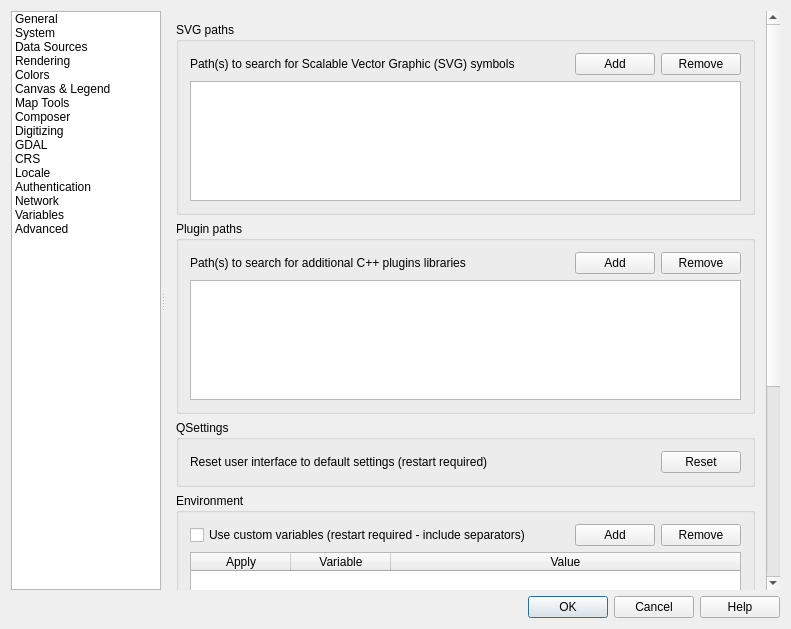
This is src/ui/qgsoptionsbase.ui in boundlessgeo/QGIS as Qt 5 draws it before an edit. The edited form follows.
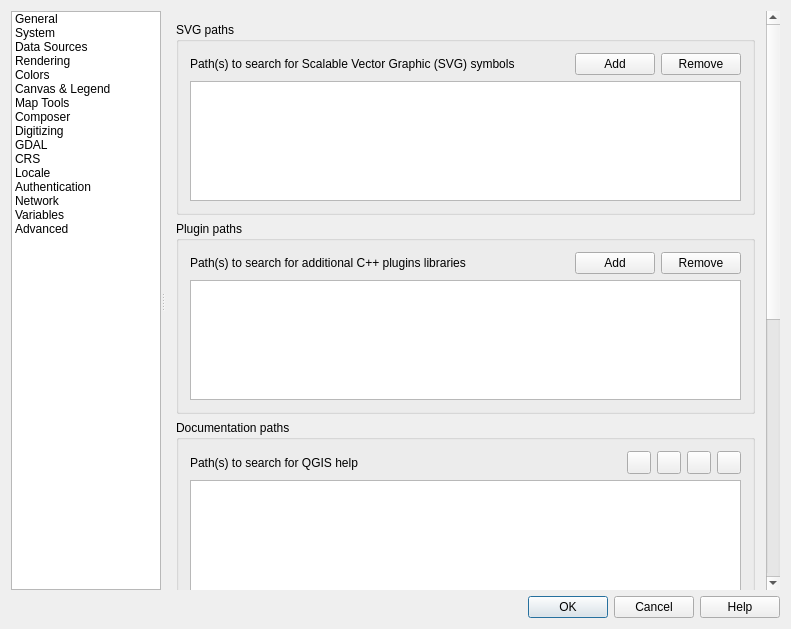
This is the edited form. The open tabs and pages were chosen to show the change. Icons and pictures are not drawn. Custom widgets are drawn as their Qt base class.

Commit message: generic help system for QGIS which allows using documentation as context help

Diff of the .ui file:
```diff
--- a/src/ui/qgsoptionsbase.ui
+++ b/src/ui/qgsoptionsbase.ui
@@ -1010,8 +1010,8 @@
                <rect>
                 <x>0</x>
                 <y>0</y>
-                <width>713</width>
-                <height>826</height>
+                <width>605</width>
+                <height>1061</height>
                </rect>
               </property>
               <layout class="QVBoxLayout" name="verticalLayout_22">
@@ -1121,6 +1121,85 @@
                  </layout>
                 </widget>
                </item>
+               <item>
+                <widget class="QgsCollapsibleGroupBox" name="groupBox_29">
+                 <property name="title">
+                  <string>Documentation paths</string>
+                 </property>
+                 <layout class="QGridLayout" name="_4">
+                  <item row="0" column="4">
+                   <widget class="QToolButton" name="mBtnMoveHelpUp">
+                    <property name="icon">
+                     <iconset resource="../../images/images.qrc">
+                      <normaloff>:/images/themes/default/mActionArrowUp.png</normaloff>:/images/themes/default/mActionArrowUp.png</iconset>
+                    </property>
+                   </widget>
+                  </item>
+                  <item row="0" column="2">
+                   <widget class="QToolButton" name="mBtnAddHelpPath">
+                    <property name="icon">
+                     <iconset resource="../../images/images.qrc">
+                      <normaloff>:/images/themes/default/symbologyAdd.svg</normaloff>:/images/themes/default/symbologyAdd.svg</iconset>
+                    </property>
+                   </widget>
+                  </item>
+                  <item row="0" column="0">
+                   <widget class="QLabel" name="mDocsLabel">
+                    <property name="text">
+                     <string>Path(s) to search for QGIS help</string>
+                    </property>
+                   </widget>
+                  </item>
+                  <item row="0" column="1">
+                   <spacer>
+                    <property name="orientation">
+                     <enum>Qt::Horizontal</enum>
+                    </property>
+                    <property name="sizeHint" stdset="0">
+                     <size>
+                      <width>31</width>
+                      <height>20</height>
+                     </size>
+                    </property>
+                   </spacer>
+                  </item>
+                  <item row="0" column="3">
+                   <widget class="QToolButton" name="mBtnRemoveHelpPath">
+                    <property name="icon">
+                     <iconset resource="../../images/images.qrc">
+                      <normaloff>:/images/themes/default/symbologyRemove.svg</normaloff>:/images/themes/default/symbologyRemove.svg</iconset>
+                    </property>
+                   </widget>
+                  </item>
+                  <item row="0" column="5">
+                   <widget class="QToolButton" name="mBtnMoveHelpDown">
+                    <property name="icon">
+                     <iconset resource="../../images/images.qrc">
+                      <normaloff>:/images/themes/default/mActionArrowDown.png</normaloff>:/images/themes/default/mActionArrowDown.png</iconset>
+                    </property>
+                   </widget>
+                  </item>
+                  <item row="1" column="0" colspan="6">
+                   <widget class="QTreeWidget" name="mHelpPathTreeWidget">
+                    <property name="minimumSize">
+                     <size>
+                      <width>0</width>
+                      <height>120</height>
+                     </size>
+                    </property>
+                    <attribute name="headerVisible">
+                     <bool>false</bool>
+                    </attribute>
+                    <column>
+                     <property name="text">
+                      <string notr="true">1</string>
+                     </property>
+                    </column>
+                   </widget>
+                  </item>
+                 </layout>
+                </widget>
+               </item>
                <item>
                 <widget class="QgsCollapsibleGroupBox" name="mQSettingsGrpBx">
                  <property name="title">
```
Left out of the diff: 50 changed lines with no effect on the pictures. The commit also changes 13 other files.
